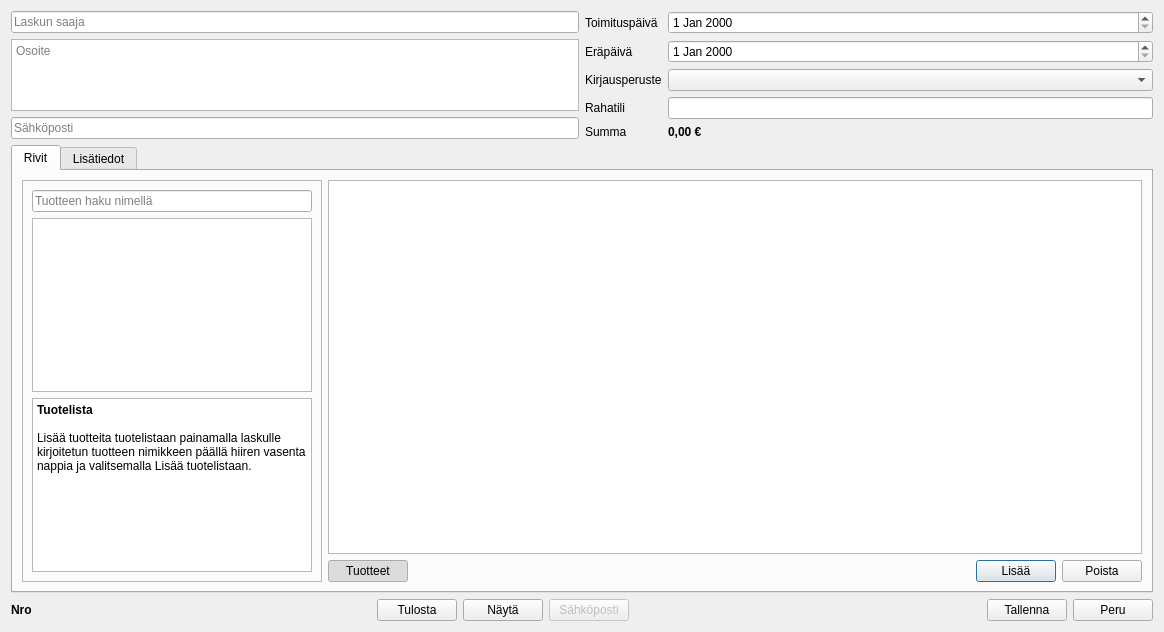
Qt form kitupiikki/laskutus/laskudialogi.ui (artoh/kitupiikki) before a commit.
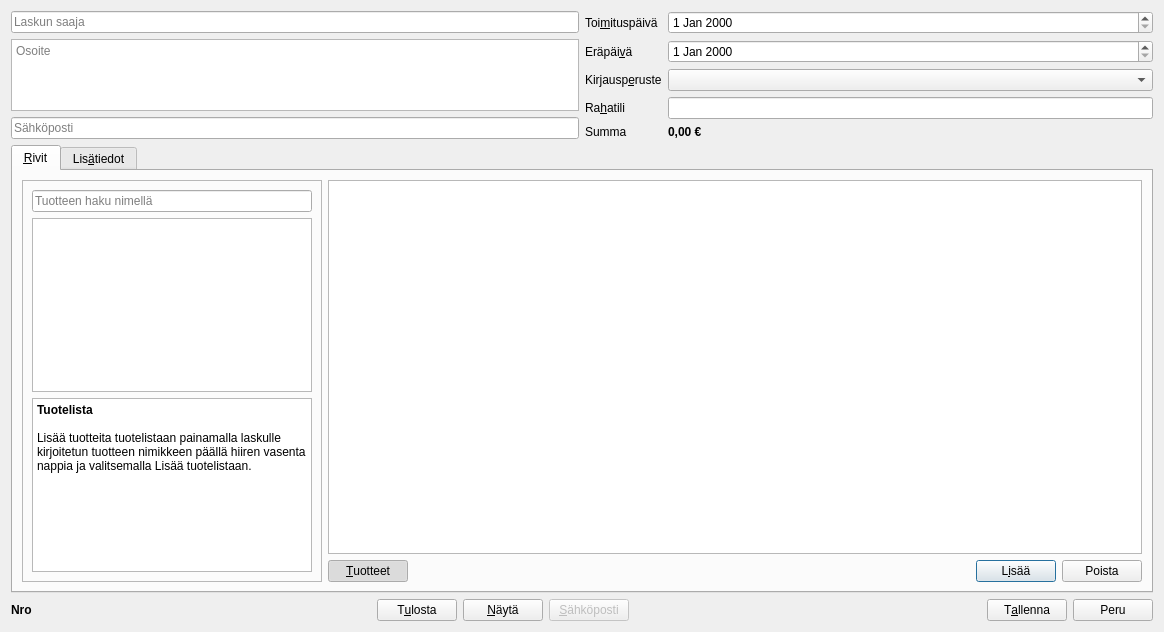
The same form after that commit. Icons and pictures are not drawn. Custom widgets are drawn as their Qt base class.

The edit to the form file:
```diff
--- a/kitupiikki/laskutus/laskudialogi.ui
+++ b/kitupiikki/laskutus/laskudialogi.ui
@@ -68,7 +68,10 @@
        <item row="0" column="0">
         <widget class="QLabel" name="label">
          <property name="text">
-          <string>Toimituspäivä</string>
+          <string>Toi&amp;mituspäivä</string>
+         </property>
+         <property name="buddy">
+          <cstring>toimitusDate</cstring>
          </property>
         </widget>
        </item>
@@ -78,7 +81,10 @@
        <item row="1" column="0">
         <widget class="QLabel" name="label_2">
          <property name="text">
-          <string>Eräpäivä</string>
+          <string>Eräpäi&amp;vä</string>
+         </property>
+         <property name="buddy">
+          <cstring>eraDate</cstring>
          </property>
         </widget>
        </item>
@@ -88,7 +94,10 @@
        <item row="2" column="0">
         <widget class="QLabel" name="label_3">
          <property name="text">
-          <string>Kirjausperuste</string>
+          <string>Kirjausp&amp;eruste</string>
+         </property>
+         <property name="buddy">
+          <cstring>perusteCombo</cstring>
          </property>
         </widget>
        </item>
@@ -98,7 +107,10 @@
        <item row="3" column="0">
         <widget class="QLabel" name="rahatiliLabel">
          <property name="text">
-          <string>Rahatili</string>
+          <string>Ra&amp;hatili</string>
+         </property>
+         <property name="buddy">
+          <cstring>rahaTiliEdit</cstring>
          </property>
         </widget>
        </item>
@@ -136,7 +148,7 @@
      </property>
      <widget class="QWidget" name="tab">
       <attribute name="title">
-       <string>Rivit</string>
+       <string>&amp;Rivit</string>
       </attribute>
       <layout class="QHBoxLayout" name="horizontalLayout_3">
        <item>
@@ -216,7 +228,10 @@
            <item>
             <widget class="QPushButton" name="naytaNappi">
              <property name="text">
-              <string>Tuotteet</string>
+              <string>&amp;Tuotteet</string>
+             </property>
+             <property name="shortcut">
+              <string>F9</string>
              </property>
              <property name="checkable">
               <bool>true</bool>
@@ -245,7 +260,7 @@
            <item>
             <widget class="QPushButton" name="lisaaNappi">
              <property name="text">
-              <string>Lisää</string>
+              <string>L&amp;isää</string>
              </property>
              <property name="icon">
               <iconset resource="../pic/pic.qrc">
@@ -278,7 +293,7 @@
      </widget>
      <widget class="QWidget" name="tab_2">
       <attribute name="title">
-       <string>Lisätiedot</string>
+       <string>Lis&amp;ätiedot</string>
       </attribute>
       <layout class="QVBoxLayout" name="verticalLayout">
        <item>
@@ -319,7 +334,7 @@
      <item>
       <widget class="QPushButton" name="tulostaNappi">
        <property name="text">
-        <string>Tulosta</string>
+        <string>T&amp;ulosta</string>
        </property>
        <property name="icon">
         <iconset resource="../pic/pic.qrc">
@@ -333,7 +348,7 @@
      <item>
       <widget class="QPushButton" name="esikatseluNappi">
        <property name="text">
-        <string>Näytä</string>
+        <string>&amp;Näytä</string>
        </property>
        <property name="icon">
         <iconset resource="../pic/pic.qrc">
@@ -350,7 +365,7 @@
         <bool>false</bool>
        </property>
        <property name="text">
-        <string>Sähköposti</string>
+        <string>&amp;Sähköposti</string>
        </property>
        <property name="icon">
         <iconset resource="../pic/pic.qrc">
@@ -384,7 +399,7 @@
      <item>
       <widget class="QPushButton" name="tallennaNappi">
        <property name="text">
-        <string>Tallenna</string>
+        <string>T&amp;allenna</string>
        </property>
        <property name="icon">
         <iconset resource="../pic/pic.qrc">
```
Left out of the diff: 6 changed lines with no effect on the pictures.
